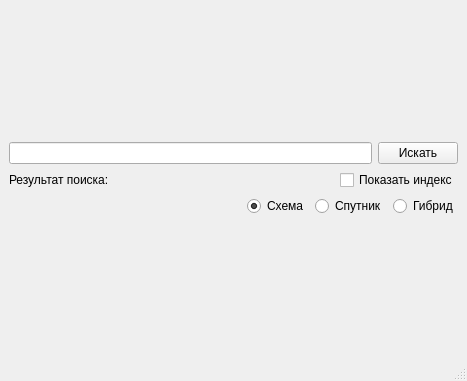
First picture: the form in main.ui, repository kandler33/MapsLyceum, before the edit.
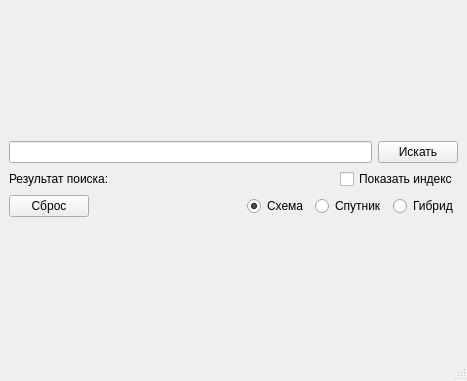
Second picture: the form after the edit.

Commit message: ver7 кнопка сброса

Patch:
```diff
--- a/main.ui
+++ b/main.ui
@@ -89,6 +89,13 @@
       </item>
       <item>
        <layout class="QHBoxLayout" name="horizontalLayout_3">
+        <item>
+         <widget class="QPushButton" name="ClearButton">
+          <property name="text">
+           <string>Сброс</string>
+          </property>
+         </widget>
+        </item>
         <item>
          <spacer name="horizontalSpacer_2">
           <property name="orientation">
```
Left out of the diff: 2 changed lines with no effect on the pictures. The commit also changes 1 other file.
